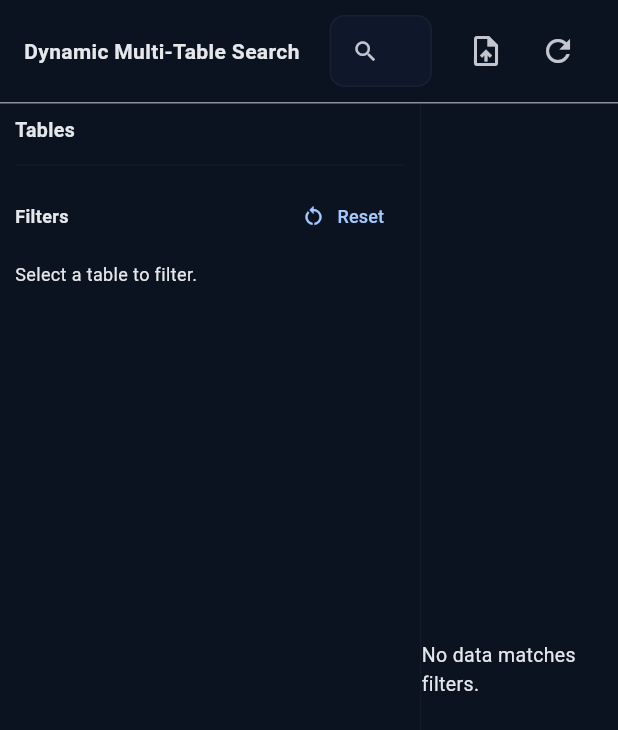
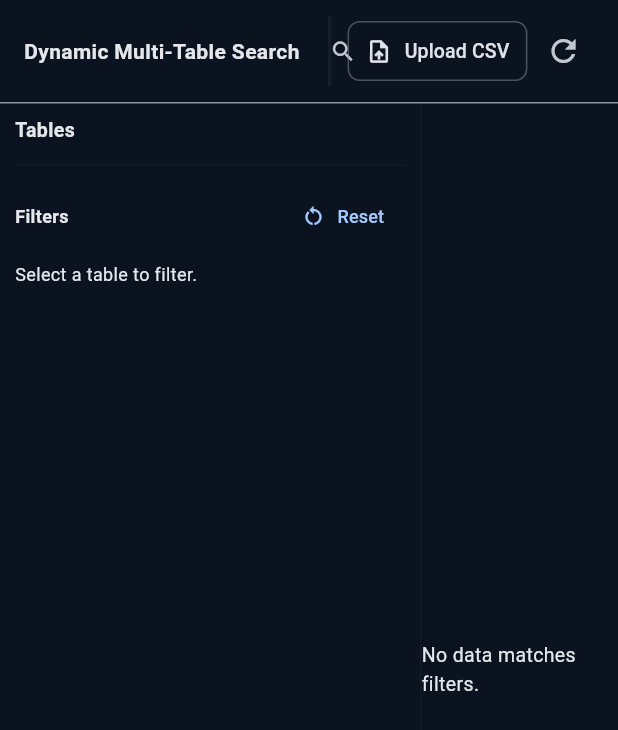
Before and after one commit to cyclone-pk/csv_dispaly_with_filters_and_search, a Flutter app: the screen it shows after launch, on a phone screen of 412 x 824 dp. Shown: the top 730 px of the screen. Run offline on Flutter 3.47's test engine with Material 3 defaults, Android fonts, the light colour scheme and no system bars; our stand-ins replace csv, data_table_2, file_picker; missing offline and left inert: excel.

Commit message:
button has been added so that it become more visible

```diff
--- a/lib/ui/widgets/main/top_bar.dart
+++ b/lib/ui/widgets/main/top_bar.dart
@@ -42,12 +42,22 @@ class TopBar extends StatelessWidget {
             ),
           ),
           const SizedBox(width: 12),
-          IconButton(
-            tooltip: 'Upload CSV',
-            icon: const Icon(Icons.upload_file),
+          OutlinedButton.icon(
+            style: OutlinedButton.styleFrom(
+              side: BorderSide(
+                color: Theme.of(context).colorScheme.outline.withOpacity(0.5),
+              ),
+              foregroundColor: Theme.of(context).colorScheme.onSurface,
+              padding: const EdgeInsets.symmetric(horizontal: 12, vertical: 10),
+              shape: RoundedRectangleBorder(
+                borderRadius: BorderRadius.circular(8),
+              ),
+            ),
             onPressed: () {
               context.read<DataProvider>().addCsvsFromUpload();
             },
+            icon: const Icon(Icons.upload_file, size: 18),
+            label: const Text('Upload CSV', style: TextStyle(fontSize: 13)),
           ),
           IconButton(
             tooltip: 'Reset',
```
Also changed, not shown: 1 other file.
